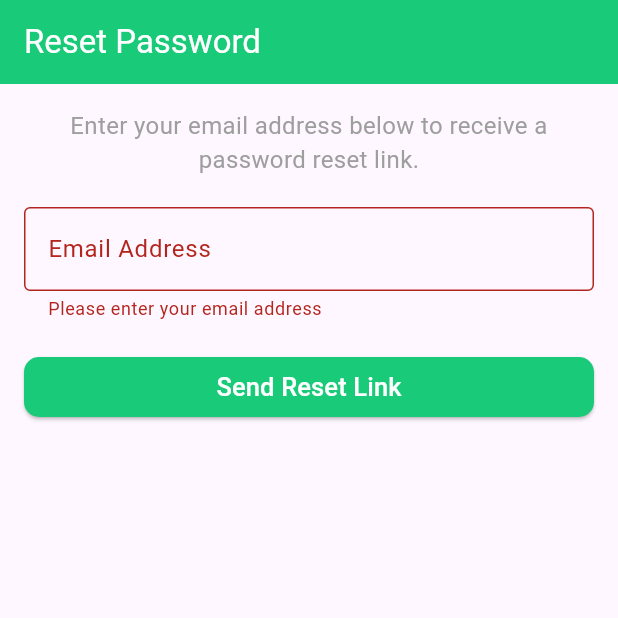
After one commit to agatha-chituwa/Geni, a Flutter app: the screen it shows after launch, after a tap on "Forgot Password", after a tap on "Send Reset Link", on a phone screen of 412 x 824 dp, the top half of it. The commit adds this screen. Run offline on Flutter 3.47's test engine with Material 3 defaults, Android fonts, the phone set to English and light mode, and no system bars; our stand-ins replace cloud_firestore, firebase_auth, firebase_core, form_field_validator; missing offline and left inert: firebase_app_check, flutter_verification_code; accounts and stored records are empty.

Commit message:
password reset

```diff
--- a/lib/login/email_login.dart
+++ b/lib/login/email_login.dart
@@ -1,5 +1,6 @@
 import 'package:flutter/material.dart';
 import 'package:form_field_validator/form_field_validator.dart';
+import 'package:geni_app/login/reset_password_page.dart';
 import 'package:geni_app/login/signup.dart';
 import 'package:geni_app/state_providers/auth_provider.dart';
 import 'package:geni_app/ui/home_page.dart';
@@ -161,6 +162,22 @@ class _LoginState extends State<Login> {
                     ),
                   ),
                 ),
+
+                const SizedBox(height: 20),
+                Center(
+                  child: GestureDetector(
+                    onTap: () {
+                      Navigator.pushReplacement(context, MaterialPageRoute(builder: (context) => const ResetPasswordPage()));
+                    },
+                    child: const Text(
+                      'Forgot Password',
+                      style: TextStyle(
+                        fontSize: 16,
+                        color: Colors.blue,
+                      ),
+                    ),
+                  ),
+                ),
               ],
             ),
           ),
--- /dev/null
+++ b/lib/login/reset_password_page.dart
@@ -0,0 +1,112 @@
+import 'package:flutter/material.dart';
+import 'package:firebase_auth/firebase_auth.dart';
+
+class ResetPasswordPage extends StatefulWidget {
+  const ResetPasswordPage({Key? key}) : super(key: key);
+
+  @override
+  _ResetPasswordPageState createState() => _ResetPasswordPageState();
+}
+
+class _ResetPasswordPageState extends State<ResetPasswordPage> {
+  final TextEditingController _emailController = TextEditingController();
+  final GlobalKey<FormState> _formKey = GlobalKey<FormState>();
+  bool _isSendingEmail = false;
+
+  Future<void> _sendPasswordResetEmail() async {
+    if (_formKey.currentState?.validate() ?? false) {
+      setState(() {
+        _isSendingEmail = true;
+      });
+
+      try {
+        await FirebaseAuth.instance.sendPasswordResetEmail(
+          email: _emailController.text.trim(),
+        );
+        ScaffoldMessenger.of(context).showSnackBar(
+          const SnackBar(
+            content: Text('Password reset email sent!'),
+            backgroundColor: Colors.green,
+          ),
+        );
+      } on FirebaseAuthException catch (e) {
+        ScaffoldMessenger.of(context).showSnackBar(
+          SnackBar(
+            content: Text(e.message ?? 'An error occurred'),
+            backgroundColor: Colors.red,
+          ),
+        );
+      } finally {
+        setState(() {
+          _isSendingEmail = false;
+        });
+      }
+    }
+  }
+
+  @override
+  Widget build(BuildContext context) {
+    return Scaffold(
+      appBar: AppBar(
+        title: const Text('Reset Password'),
+        backgroundColor: const Color(0xFF19CA79),
+        foregroundColor: Colors.white,
+      ),
+      body: SingleChildScrollView(
+        padding: const EdgeInsets.all(16.0),
+        child: Form(
+          key: _formKey,
+          child: Column(
+            crossAxisAlignment: CrossAxisAlignment.stretch,
+            children: [
+              const Text(
+                'Enter your email address below to receive a password reset link.',
+                style: TextStyle(fontSize: 16.0, color: Colors.grey),
+                textAlign: TextAlign.center,
+              ),
+              const SizedBox(height: 20.0),
+              TextFormField(
+                controller: _emailController,
+                decoration: const InputDecoration(
+                  labelText: 'Email Address',
+                  border: OutlineInputBorder(),
+                ),
+                keyboardType: TextInputType.emailAddress,
+                validator: (value) {
+                  if (value == null || value.isEmpty) {
+                    return 'Please enter your email address';
+                  }
+                  final emailRegex = RegExp(
+                      r'^[a-zA-Z0-9._%+-]+@[a-zA-Z0-9.-]+\.[a-zA-Z]{2,}$');
+                  if (!emailRegex.hasMatch(value)) {
+                    return 'Please enter a valid email address';
+                  }
+                  return null;
+                },
+              ),
+              const SizedBox(height: 20.0),
+              ElevatedButton(
+                onPressed: _isSendingEmail ? null : _sendPasswordResetEmail,
+                style: ElevatedButton.styleFrom(
+                  backgroundColor: const Color(0xFF19CA79),
+                  shape: RoundedRectangleBorder(
+                    borderRadius: BorderRadius.circular(10.0),
+                  ),
+                ),
+                child: _isSendingEmail
+                    ? const CircularProgressIndicator(
+                  valueColor:
+                  AlwaysStoppedAnimation<Color>(Colors.white),
+                )
+                    : const Text(
+                  'Send Reset Link',
+                  style: TextStyle(color: Colors.white, fontSize: 17),
+                ),
+              ),
+            ],
+          ),
+        ),
+      ),
+    );
+  }
+}
```
